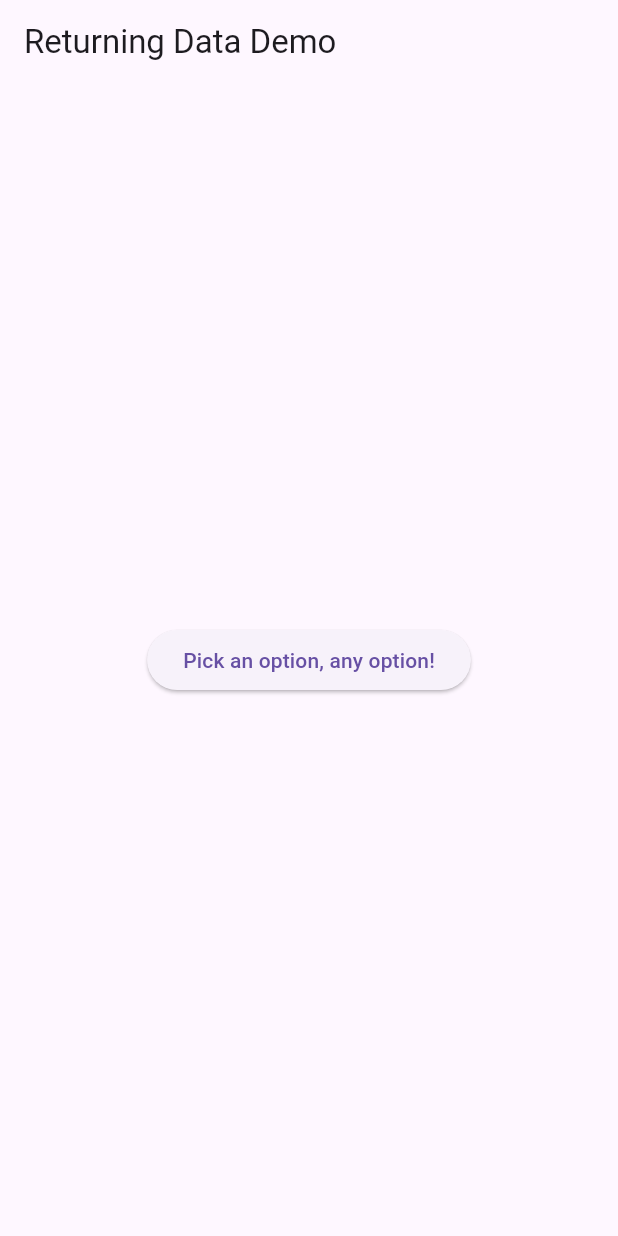
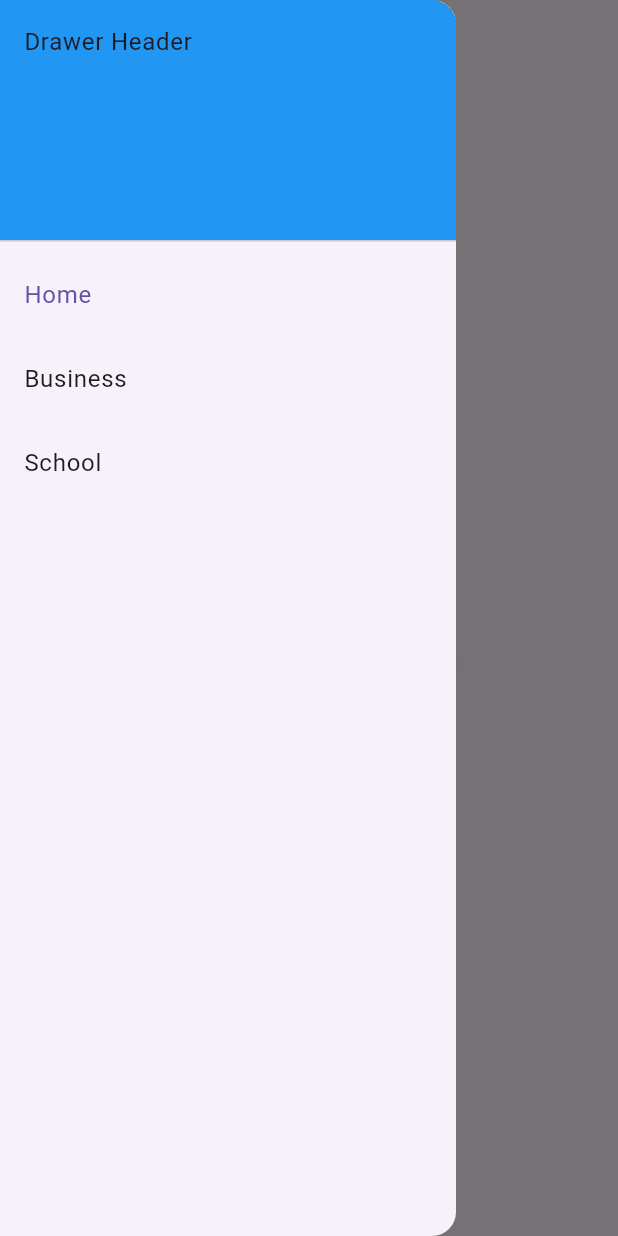
Before and after one commit to dnkchi2809/test_flutter, a Flutter app: the screen it shows after launch, with the side drawer open (before the commit the screen has no drawer), on a phone screen of 412 x 824 dp. Run offline on Flutter 3.47's test engine with Material 3 defaults, Android fonts, the phone set to English and light mode, and no system bars.

Commit message:
feat: basic drawer

```diff
--- a/lib/main.dart
+++ b/lib/main.dart
@@ -2,7 +2,7 @@ import 'package:flutter/cupertino.dart';
 import 'package:flutter/material.dart';
 import 'package:flutter/widgets.dart';
 
-import 'navigator/returnDataFromScreen/homeScreen.dart';
+import 'navigator/drawer/drawer.dart';
 
 void main() {
   runApp(MaterialApp(
@@ -12,7 +12,7 @@ void main() {
         //   backgroundColor: Colors.red,
         //   title: const Text('Home'),
         // ),
-        body: HomeScreen(),
+        body: MyHomePage(title: 'Drawer Demo'),
       ),
     ),
     theme: ThemeData(
--- /dev/null
+++ b/lib/navigator/drawer/drawer.dart
@@ -0,0 +1,89 @@
+import 'package:flutter/material.dart';
+
+class MyHomePage extends StatefulWidget {
+  const MyHomePage({super.key, required this.title});
+
+  final String title;
+
+  @override
+  State<MyHomePage> createState() => _MyHomePageState();
+}
+
+class _MyHomePageState extends State<MyHomePage> {
+  int _selectedIndex = 0;
+
+  static const TextStyle optionStyle =
+      TextStyle(fontSize: 30, fontWeight: FontWeight.bold);
+
+  static const List<Widget> _widgetOptions = <Widget>[
+    Text(
+      'Index 0: Home',
+      style: optionStyle,
+    ),
+    Text(
+      'Index 1: Business',
+      style: optionStyle,
+    ),
+    Text(
+      'Index 2: School',
+      style: optionStyle,
+    ),
+  ];
+
+  void _onItemTapped(int index) {
+    setState(() {
+      _selectedIndex = index;
+    });
+  }
+
+  final List<String> _titles = ['Home', 'Business', 'School'];
+
+  @override
+  Widget build(BuildContext context) {
+    return Scaffold(
+        appBar: AppBar(
+          title: Text(widget.title),
+          leading: Builder(
+            builder: (context) {
+              return IconButton(
+                icon: const Icon(Icons.menu),
+                onPressed: () {
+                  Scaffold.of(context).openDrawer();
+                },
+              );
+            },
+          ),
+        ),
+        body: Center(
+          child: _widgetOptions[_selectedIndex],
+        ),
+        drawer: Drawer(
+          // Add a ListView to the drawer. This ensures the user can scroll
+          // through the options in the drawer if there isn't enough vertical
+          // space to fit everything.
+          child: ListView.builder(
+            padding: EdgeInsets.zero,
+            itemCount: _titles.length + 1, // +1 for the DrawerHeader
+            itemBuilder: (context, index) {
+              if (index == 0) {
+                return const DrawerHeader(
+                  decoration: BoxDecoration(
+                    color: Colors.blue,
+                  ),
+                  child: Text('Drawer Header'),
+                );
+              }
+              final itemIndex = index - 1;
+              return ListTile(
+                title: Text(_titles[itemIndex]),
+                selected: _selectedIndex == itemIndex,
+                onTap: () {
+                  _onItemTapped(itemIndex);
+                  Navigator.pop(context);
+                },
+              );
+            },
+          ),
+        ));
+  }
+}
```
Also changed, not shown: lib/navigator/drawer/myHomePageState.dart (added).
